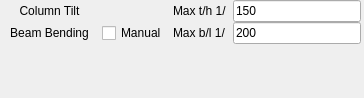
open-scan-crew/OpenScanTools, file src/gui/forms/toolbar_structAnalysis.ui: the form before one commit.
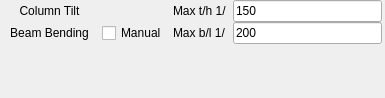
The form after the commit. Icons and pictures are not drawn. Custom widgets are drawn as their Qt base class.

Patch:
```diff
--- a/src/gui/forms/toolbar_structAnalysis.ui
+++ b/src/gui/forms/toolbar_structAnalysis.ui
@@ -6,7 +6,7 @@
    <rect>
     <x>0</x>
     <y>0</y>
-    <width>364</width>
+    <width>385</width>
     <height>98</height>
    </rect>
   </property>
```
Left out of the diff: 15 changed lines with no effect on the pictures.
